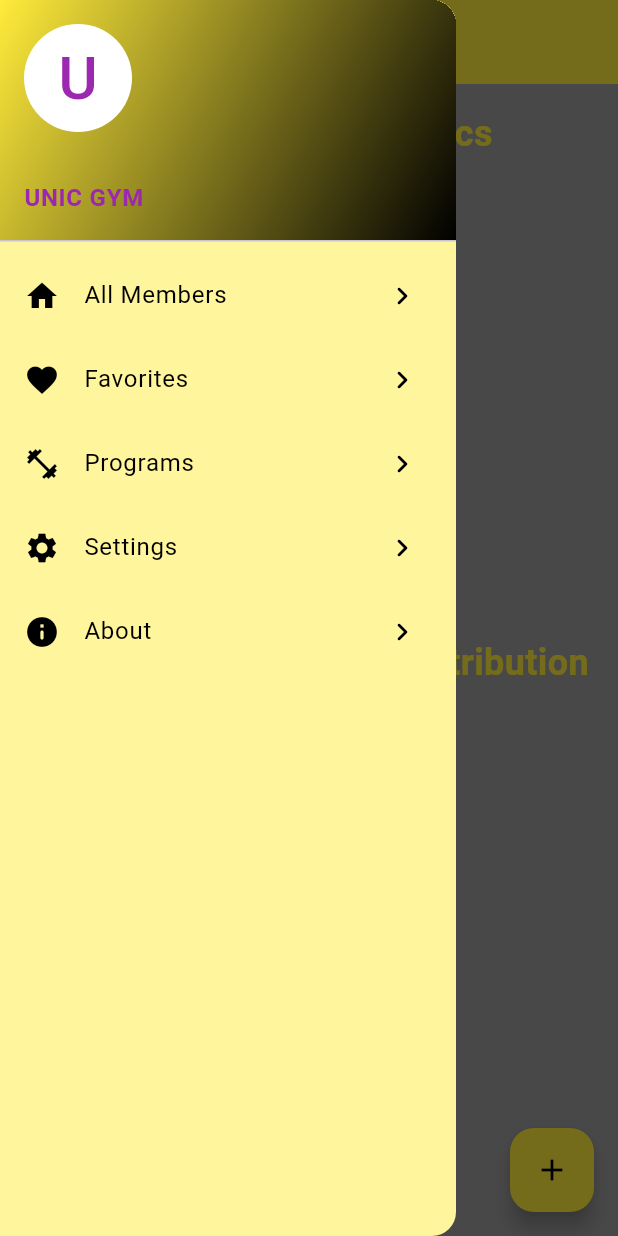
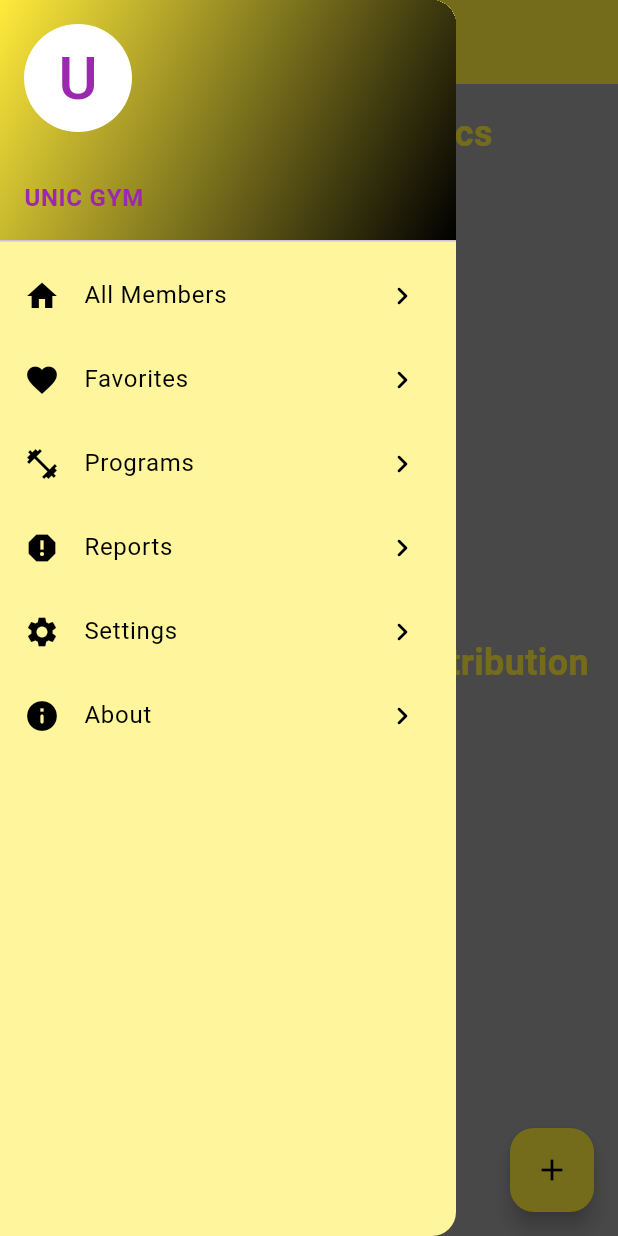
Before and after one commit to Farhadakbary/Fitness-Gym-, a Flutter app: the screen it shows after launch, with the side drawer open, on a phone screen of 412 x 824 dp. Run offline on Flutter 3.47's test engine with Material 3 defaults, Android fonts, the light colour scheme and no system bars; drawn by our look-alikes of fl_chart; our stand-ins replace image_picker, shared_preferences, sqflite; accounts and stored records are empty.

Commit message:
UI updated

```diff
--- a/lib/dashboard.dart
+++ b/lib/dashboard.dart
@@ -31,42 +31,30 @@ class _DashboardState extends State<Dashboard>
   int reRegisteredWithin10Days = 0;
   int notReRegistered = 0;
 
-  // For the second chart
   Map<String, int> durationCounts = {};
 
   @override
   void initState() {
     super.initState();
     fetchData();
-    // Removed: setupAnimatedIcons();
   }
 
-  // To handle route changes
   @override
   void didChangeDependencies() {
     super.didChangeDependencies();
-    // Subscribe to route changes if using RouteObserver
-    // Assuming you have set up a RouteObserver
-    // RouteObserverProvider.routeObserver.subscribe(this, ModalRoute.of(context)!);
   }
 
   @override
   void dispose() {
-    // RouteObserverProvider.routeObserver.unsubscribe(this);
-    // Removed: for (var controller in controllers) {
-    //   controller.dispose();
-    // }
     super.dispose();
   }
 
-  // Called when the current route has been popped back to
   @override
   void didPopNext() {
     super.didPopNext();
     fetchData(); // Refresh data
   }
 
-  // Fetch data from the database
   Future<void> fetchData() async {
     List<Person> persons = await _dbHelper.getAllPersons();
 
@@ -74,7 +62,6 @@ class _DashboardState extends State<Dashboard>
     int reRegistered = 0;
     int notReRegisteredCount = 0;
 
-    // Initialize durationCounts
     Map<String, int> tempDurationCounts = {
       'One Month': 0,
       'Three Months': 0,
@@ -90,16 +77,13 @@ class _DashboardState extends State<Dashboard>
         tempDurationCounts[person.duration] =
             tempDurationCounts[person.duration]! + 1;
       } else {
-        // Handle unexpected duration entries
         tempDurationCounts[person.duration] = 1;
       }
 
-      // Check re-registration within 10 days
       if (person.isExpiringWithin(10)) {
         reRegistered += 1;
       }
 
-      // Check if not re-registered
       if (person.hasExpired()) {
         notReRegisteredCount += 1;
       }
@@ -185,8 +169,17 @@ class _DashboardState extends State<Dashboard>
               splashColor: Colors.white24,
               onTap: () {
                 Navigator.push(context,
-                    MaterialPageRoute(builder: (context) => WorkoutPage()));
+                    MaterialPageRoute(builder: (context) => const WorkoutPage()));
               },
+            ),
+            ListTile(
+              leading: const Icon(Icons.report, color: Colors.black),
+              title:
+                  const Text('Reports', style: TextStyle(color: Colors.black)),
+              trailing:
+                  const Icon(Icons.navigate_next_rounded, color: Colors.black),
+              splashColor: Colors.white24,
+              onTap: () {},
             ),
             ListTile(
               leading: const Icon(Icons.settings, color: Colors.black),
--- a/lib/workout.dart
+++ b/lib/workout.dart
@@ -337,7 +337,7 @@ class _WorkoutPageState extends State<WorkoutPage> {
           actions: [
             TextButton(
               onPressed: () {
-                Navigator.of(context).pop(); // بستن Dialog
+                Navigator.of(context).pop();
               },
               child: const Text('لغو'),
             ),
```
